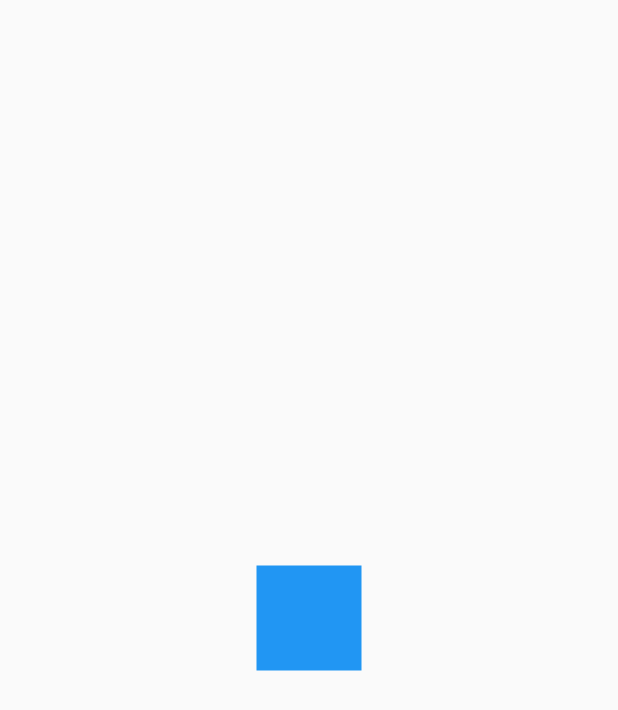
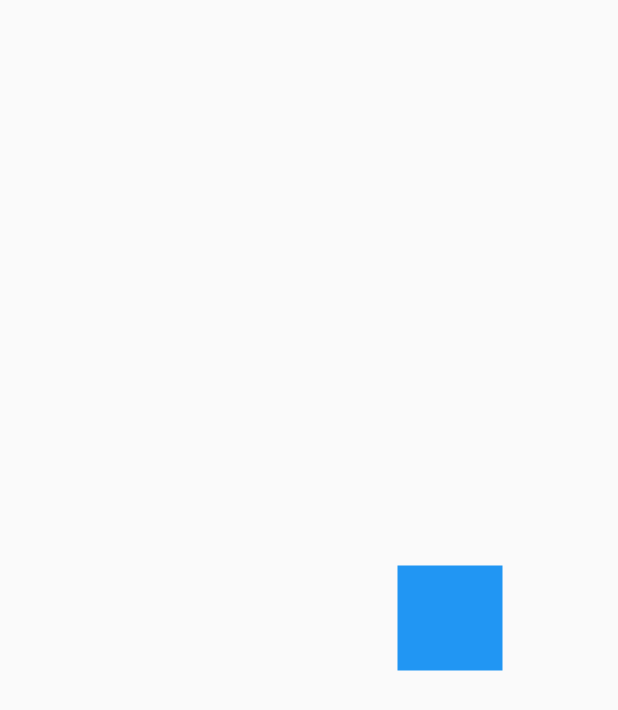
Before and after one commit to redemtiom/flutter_designs, a Flutter app: the first screen one second after launch, on a phone screen of 412 x 824 dp. Shown: the top 710 px of the screen. Run offline on Flutter 3.47's test engine with Material 2 defaults, Android fonts, the phone set to English and light mode, and no system bars.

Commit message:
added animated fade in, fade out, translate on dx and dy, transform and intervals

```diff
--- a/lib/main.dart
+++ b/lib/main.dart
@@ -1,4 +1,5 @@
 import 'package:disenos_app/src/pages/animaciones_page.dart';
+import 'package:disenos_app/src/retos/cuadrado_animado_reto.dart';
 import 'package:flutter/material.dart';
 
 import 'package:disenos_app/src/pages/headers_page.dart';
@@ -18,7 +19,7 @@ class MyApp extends StatelessWidget {
       theme: ThemeData(
         primarySwatch: Colors.blue,
       ),
-      home: const AnimacionesPage(),
+      home: const CuadradoAnimadoReto(),
     );
   }
 }
--- /dev/null
+++ b/lib/src/retos/cuadrado_animado_reto.dart
@@ -0,0 +1,96 @@
+import 'package:flutter/material.dart';
+
+class CuadradoAnimadoReto extends StatelessWidget {
+  const CuadradoAnimadoReto({Key? key}) : super(key: key);
+
+  @override
+  Widget build(BuildContext context) {
+    return const Scaffold(
+      body: Center(
+        child: _CuadradoAnimado(),
+      ),
+    );
+  }
+}
+
+class _CuadradoAnimado extends StatefulWidget {
+  const _CuadradoAnimado({
+    Key? key,
+  }) : super(key: key);
+
+  @override
+  State<_CuadradoAnimado> createState() => _CuadradoAnimadoState();
+}
+
+class _CuadradoAnimadoState extends State<_CuadradoAnimado>
+    with SingleTickerProviderStateMixin {
+  late AnimationController controller;
+  late Animation moverD;
+  late Animation moverA;
+  late Animation moverI;
+  late Animation moverAb;
+
+  @override
+  void initState() {
+    // TODO: implement initState
+    controller = AnimationController(
+        vsync: this, duration: const Duration(milliseconds: 4000));
+
+    moverD = Tween(begin: 0.0, end: 100.0)
+        .animate(CurvedAnimation(parent: controller, curve: const Interval(0.0, 0.25, curve: Curves.bounceOut)));
+
+    moverA = Tween(begin: 0.0, end: - 100.0)
+        .animate(CurvedAnimation(parent: controller, curve: const Interval(0.25, 0.50, curve: Curves.bounceOut)));
+
+    moverI = Tween(begin: 0.0, end: 100.0)
+        .animate(CurvedAnimation(parent: controller, curve: const Interval(0.50, 0.75, curve: Curves.bounceOut)));
+
+    moverAb = Tween(begin: 0.0, end: - 100.0)
+        .animate(CurvedAnimation(parent: controller, curve: const Interval(0.75, 1.0, curve: Curves.bounceOut)));
+
+    controller.addListener(() {
+      if(controller.status == AnimationStatus.completed){
+        controller.reset();
+      }
+    });
+
+    super.initState();
+  }
+
+  @override
+  void dispose() {
+    // TODO: implement dispose
+    controller.dispose();
+    super.dispose();
+  }
+
+  @override
+  Widget build(BuildContext context) {
+    controller.forward();
+
+    return AnimatedBuilder(
+      animation: controller,
+      child: const _Rectangulo(),
+      builder: (context, child) {
+        return Transform.translate(
+          offset: Offset(moverD.value - moverI.value, moverA.value - moverAb.value),
+          child: const _Rectangulo(),
+        );
+      },
+    );
+  }
+}
+
+class _Rectangulo extends StatelessWidget {
+  const _Rectangulo({Key? key}) : super(key: key);
+
+  @override
+  Widget build(BuildContext context) {
+    return Container(
+        width: 70.0,
+        height: 70.0,
+        decoration: const BoxDecoration(
+          color: Colors.blue,
+        ));
+  }
+}
```
Also changed, not shown: lib/src/pages/animaciones_page.dart (+55 -5 lines).
